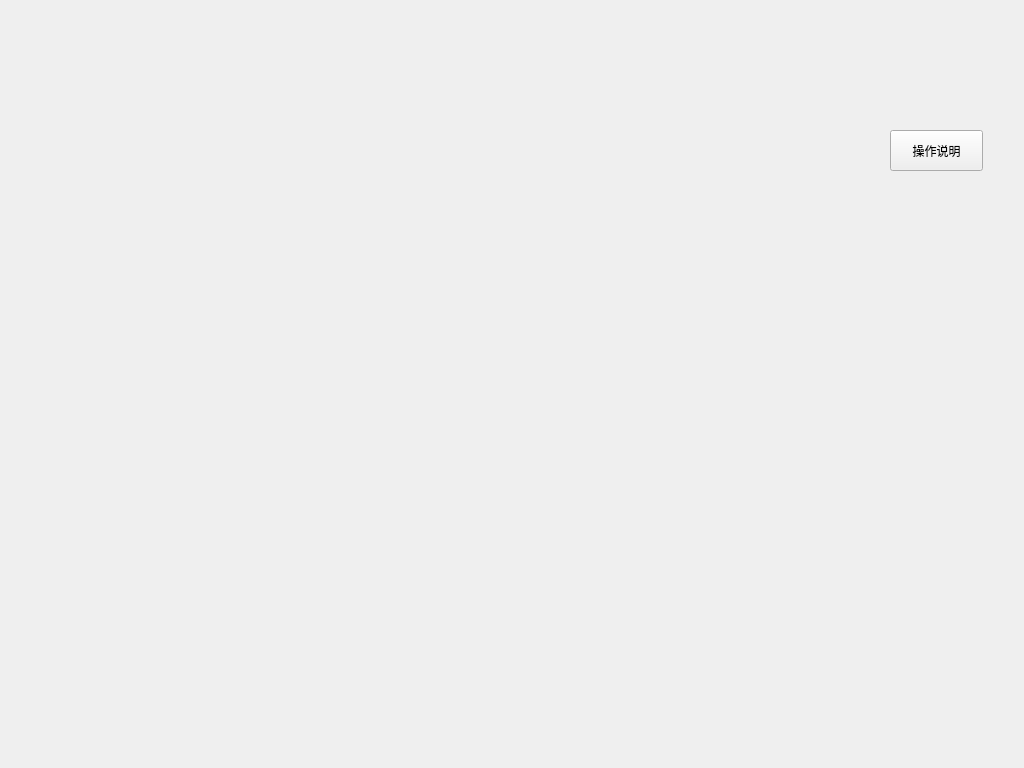
The window that MPDU-CalibrateTool/mainwindow.ui (ChinaClever/PDU-CalibrateTool) describes before a commit, drawn with Qt 5.
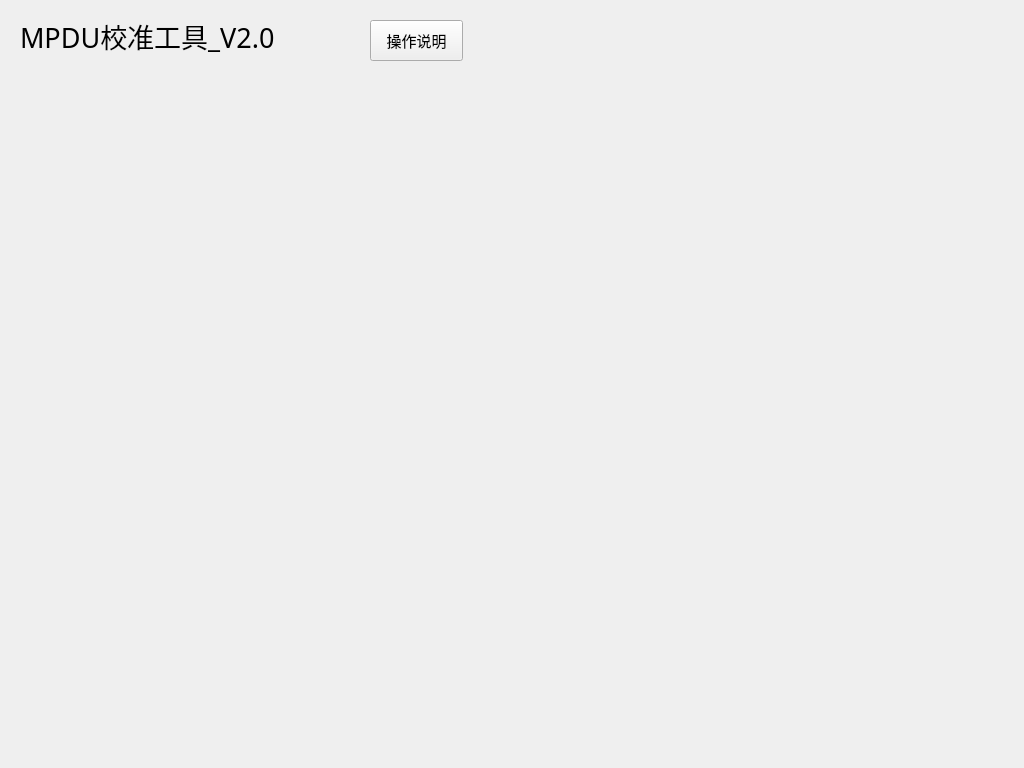
The same window after the commit.

The edit to the form file:
```diff
--- a/MPDU-CalibrateTool/mainwindow.ui
+++ b/MPDU-CalibrateTool/mainwindow.ui
@@ -10,6 +10,12 @@
     <height>768</height>
    </rect>
   </property>
+  <property name="font">
+   <font>
+    <family>微软雅黑</family>
+    <pointsize>11</pointsize>
+   </font>
+  </property>
   <property name="windowTitle">
    <string>MainWindow</string>
   </property>
@@ -17,8 +23,8 @@
    <widget class="QPushButton" name="readmeBtn">
     <property name="geometry">
      <rect>
-      <x>890</x>
-      <y>130</y>
+      <x>370</x>
+      <y>20</y>
       <width>93</width>
       <height>41</height>
      </rect>
@@ -30,13 +36,35 @@
    <widget class="QWidget" name="serialWid" native="true">
     <property name="geometry">
      <rect>
-      <x>860</x>
+      <x>750</x>
       <y>10</y>
-      <width>140</width>
-      <height>100</height>
+      <width>270</width>
+      <height>60</height>
      </rect>
     </property>
    </widget>
+   <widget class="QLabel" name="titlelabel">
+    <property name="geometry">
+     <rect>
+      <x>20</x>
+      <y>10</y>
+      <width>341</width>
+      <height>51</height>
+     </rect>
+    </property>
+    <property name="font">
+     <font>
+      <family>微软雅黑</family>
+      <pointsize>20</pointsize>
+     </font>
+    </property>
+    <property name="text">
+     <string>MPDU校准工具_V2.0</string>
+    </property>
+    <property name="alignment">
+     <set>Qt::AlignLeading|Qt::AlignLeft|Qt::AlignVCenter</set>
+    </property>
+   </widget>
   </widget>
  </widget>
  <resources/>
```
Left out of the diff: 2 changed lines with no effect on the pictures.
